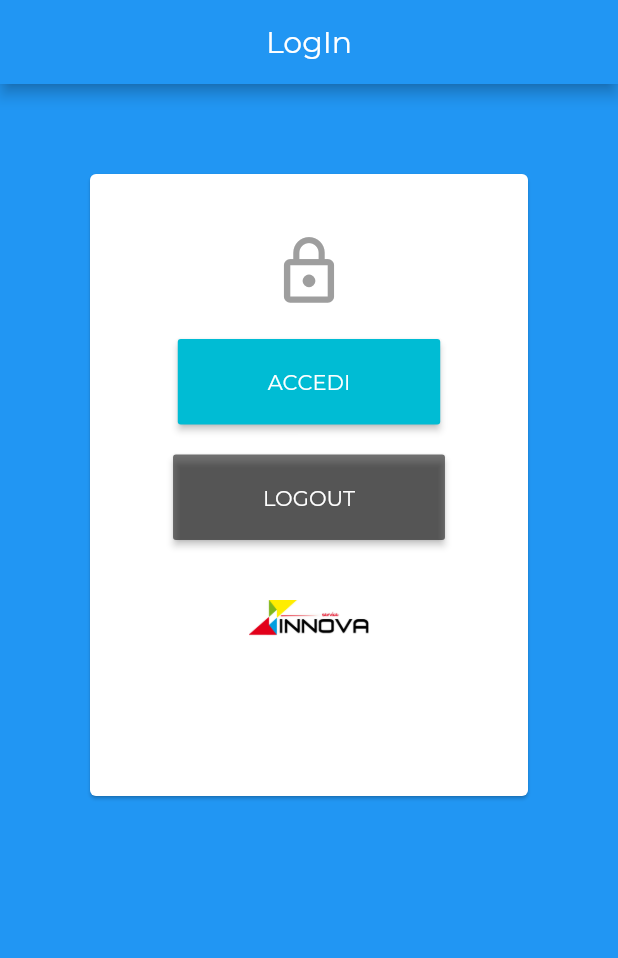
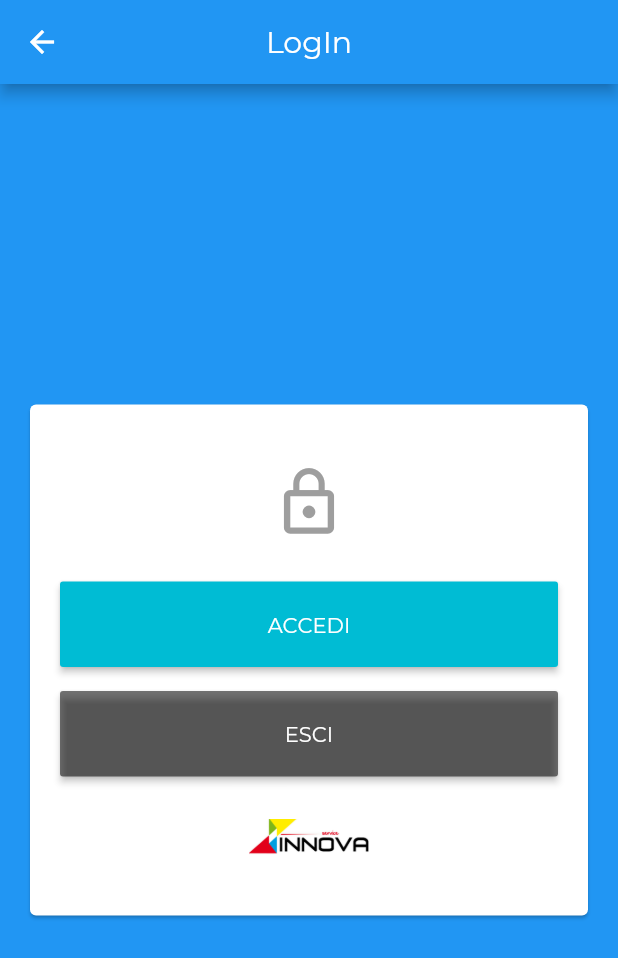
Before and after one commit to jari-mattia/innova_service_flutter_project, a Flutter app: the screen it shows after launch, on a phone screen of 412 x 824 dp. Shown: the top 958 px of the screen. Run offline on Flutter 3.47's test engine with Material 2 defaults, Android fonts, the phone set to English and light mode, and no system bars; our stand-ins replace cloud_firestore, firebase_auth, firebase_core, firebase_storage, google_sign_in, image_picker; missing offline and left inert: flutter_launch; accounts and stored records are empty; project files that could hold a hidden picture were left out.

Commit message:
//TODO ending login

```diff
--- a/lib/login_controller/login_test.dart
+++ b/lib/login_controller/login_test.dart
@@ -1,17 +1,16 @@
 import 'dart:async';
 import 'package:firebase_auth/firebase_auth.dart';
-import 'package:innova_service_flutter_project/main.dart';
 import 'package:flutter/material.dart';
 import 'package:google_sign_in/google_sign_in.dart';
 import 'package:innova_service_flutter_project/model/user.dart';
-import 'package:innova_service_flutter_project/data_controller/functions.dart';
+import 'package:innova_service_flutter_project/login_controller/splash_screen.dart';
 import 'package:innova_service_flutter_project/route/router.dart';
 
 User currentUser;
 FirebaseAuth fireAuth = FirebaseAuth.instance;
 FirebaseUser fireUser;
 GoogleSignIn googleSignIn = new GoogleSignIn();
-GoogleSignInAccount googleUser;
+GoogleSignInAccount googleCurrentUser;
 
 class Login extends StatefulWidget {
   @override
@@ -21,15 +20,20 @@
 }
 
 class _LoginState extends State<Login> {
-  final GlobalKey<FormState> _loginFormKey = new GlobalKey<FormState>();
-  TextEditingController _emailController = new TextEditingController();
-  TextEditingController _passwordController = new TextEditingController();
-  String _message;
 
   @override
   void initState() {
-    _message = '';
+    // TODO: implement initState
     super.initState();
+      googleSignIn.onCurrentUserChanged
+          .listen((GoogleSignInAccount googleCurrentUser) {
+        if (googleCurrentUser != null) {
+          return new Router();
+        }
+      });
+    googleSignIn.signInSilently();
+
+
   }
 
   @override
@@ -42,14 +46,11 @@
         child: Container(
           color: Theme.of(context).primaryColor,
           child: Center(
-            child: new ListView(
-              children: <Widget>[
-                Card(
-                    margin: EdgeInsets.all(60.0),
+            child: SingleChildScrollView(
+              child: Card(
+                  margin: EdgeInsets.symmetric(horizontal: 20.0),
                   child: Padding(
                     padding: EdgeInsets.all(20.0),
-                  child: Form(
-                      key: this._loginFormKey,
                     child: Column(
                         mainAxisAlignment: MainAxisAlignment.spaceAround,
                         mainAxisSize: MainAxisSize.max,
@@ -61,8 +62,15 @@
                                 size: 50.0,
                                 color: Colors.grey,
                               )),
-                        Padding(
-                          padding: const EdgeInsets.all(0.0),
+                          Row(
+                              mainAxisAlignment: MainAxisAlignment.center,
+                              crossAxisAlignment: CrossAxisAlignment.center,
+                              mainAxisSize: MainAxisSize.max,
+                              children: <Widget>[
+                                Expanded(
+                                    child: Padding(
+                                  padding:
+                                      const EdgeInsets.symmetric(vertical: 8.0),
                                   child: RaisedButton(
                                       padding: EdgeInsets.symmetric(
                                           horizontal: 60.0, vertical: 20.0),
@@ -70,66 +78,69 @@
                                       onPressed: () {
                                         _authenticateWithGoogle()
                                             .then((fireUser) =>
-                                        createUserFromFirebaseUser(fireUser))
-                                    .then((user) => currentUser = user)
-                                    .whenComplete(() => setState(() {
-                                          _message =
-                                              'questo è un nuovo utente User ${currentUser.email}';
-                                        }));
-                                /*.whenComplete(() => Navigator.push(
+                                                createUserFromFirebaseUser(
+                                                    fireUser))
+                                            .then((user) {
+                                              currentUser = user;
+                                              currentUser.logged = true;
+                                            })
+                                            .whenComplete(() => Navigator.push(
                                                 context,
                                                 MaterialPageRoute(
                                                     builder: (context) =>
-                                                      Router())));*/
+                                                        Router())));
                                       },
                                       child: Text(
                                         'ACCEDI',
                                         style: TextStyle(color: Colors.white),
                                       )),
-                        ),
-                        Padding(
-                          padding: const EdgeInsets.all(20.0),
+                                )),
+                              ]),
+                          Row(
+                              mainAxisAlignment: MainAxisAlignment.center,
+                              crossAxisAlignment: CrossAxisAlignment.center,
+                              mainAxisSize: MainAxisSize.max,
+                              children: <Widget>[
+                                Expanded(
+                                    child: Padding(
+                                  padding:
+                                      const EdgeInsets.symmetric(vertical: 8.0),
                                   child: RaisedButton(
                                       padding: EdgeInsets.symmetric(
                                           horizontal: 60.0, vertical: 20.0),
                                       color: Colors.black54,
                                       onPressed: () {
-                                _signOut().whenComplete(() => setState(() {
-                                      _message = '';
-                                    }));
+                                        _signOut()
+                                            .whenComplete(() =>
+                                                currentUser.logged = false)
+                                            .whenComplete(() => print(
+                                                'utente non più loggato , logged : ${currentUser.logged}'));
                                       },
                                       child: Text(
-                                'LOGOUT',
+                                        'ESCI',
                                         style: TextStyle(color: Colors.white),
                                       )),
-                        ),
+                                ))
+                              ]),
                           Padding(
                             padding: const EdgeInsets.all(20.0),
-                          child:
-                              Image.asset('asset/images/logo.png', width: 80.0),
+                            child: Image.asset('asset/images/logo.png',
+                                width: 80.0),
                           ),
-                        Padding(
-                          padding: EdgeInsets.symmetric(
-                              horizontal: 20.0, vertical: 20.0),
-                          child: Text(
-                            _message,
-                            softWrap: true,
-                            textAlign: TextAlign.center,
-                            textScaleFactor: 1.5,
-                          ),
-                        ),
-                      ])),
-                    ))],
+                        ]),
+                  )),
             ),
           ),
         ),
       ),
     );
-
   }
 
   Future<FirebaseUser> _authenticateWithGoogle() async {
     GoogleSignInAccount googleUser;
+    if (googleUser == null) {
+      googleUser = await googleSignIn.signInSilently();
+    }
     if (googleUser == null) {
       // Force the user to interactively sign in
       try {
@@ -138,7 +149,9 @@
         print(error);
       }
     }
-
+     setState(() {
+       googleCurrentUser = googleUser;
+     });
     final GoogleSignInAuthentication googleAuth =
         await googleUser.authentication;
 
@@ -155,7 +168,7 @@
   }
 
   Future<Null> _signOut() async {
-    if (googleUser != null) await googleSignIn.signOut();
+    if (googleCurrentUser != null) await googleSignIn.signOut();
     if (fireUser != null) await fireAuth.signOut();
   }
 }
@@ -165,6 +178,7 @@
   assert(user != null);
   return user;
 }
+
 /*
   Future<Null> _addUserWithEmailAndPassword(
       String email, String password) async {
--- a/lib/main.dart
+++ b/lib/main.dart
@@ -26,7 +26,7 @@
           fontFamily: 'Montserrat',
           primaryColor: Colors.blue,
           accentColor: Colors.cyan),
-      home: Login(),//HandleCurrentScreen()
+      home: SplashScreen(),//HandleCurrentScreen()
     );
   }
 }
```
Also changed, not shown: lib/login_controller/splash_screen.dart (+8 -43 lines), 1 other file. Lines whose indentation alone changed are shown as unchanged.
